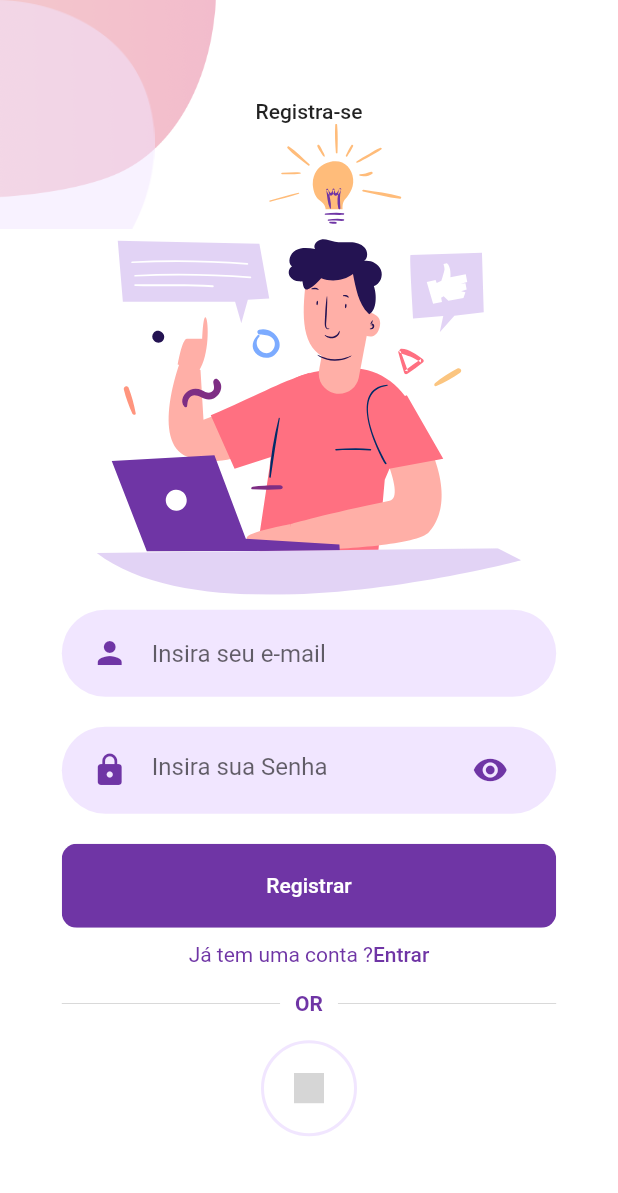
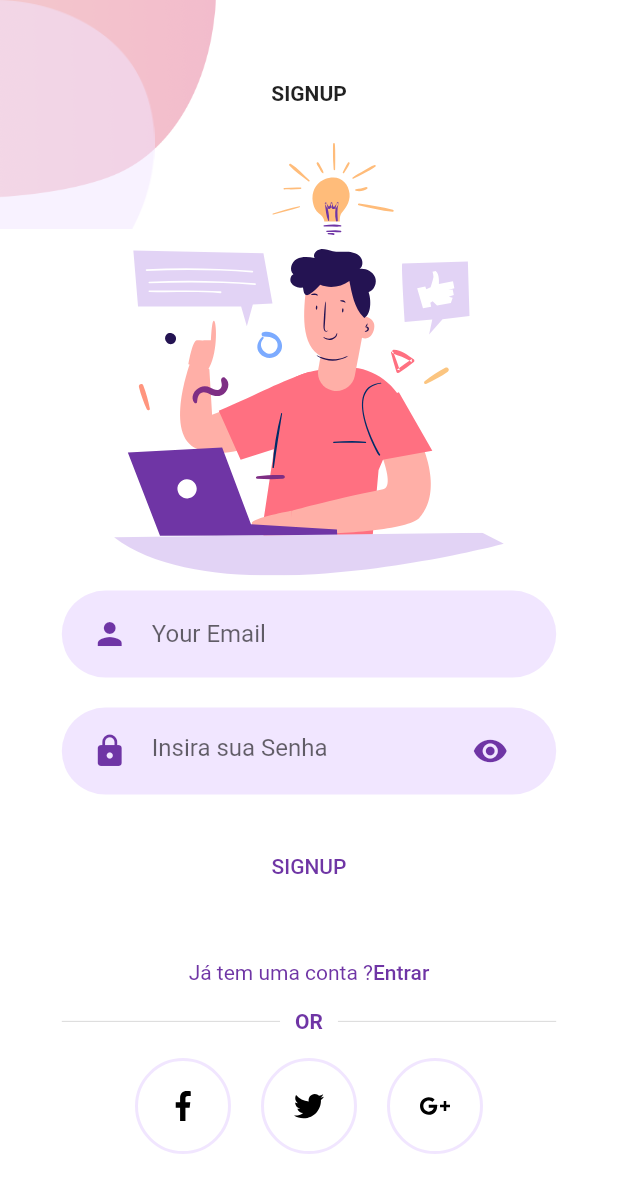
Before and after one commit to gabrielbucalon/login_auth, a Flutter app: the SignUpScreen screen opened directly, on a phone screen of 412 x 824 dp. Shown: the top 1193 px of the screen. Run offline on Flutter 3.47's test engine with Material 2 defaults, Android fonts, the phone set to English and light mode, and no system bars; our stand-ins replace flutter_svg; grey boxes are pictures that could not be loaded.

Commit message:
<fix> - adjust no body signup :/

```diff
--- a/lib/Screens/Signup/components/body.dart
+++ b/lib/Screens/Signup/components/body.dart
@@ -7,51 +7,72 @@ import 'package:flutter_auth/components/already_have_an_account_acheck.dart';
 import 'package:flutter_auth/components/rounded_button.dart';
 import 'package:flutter_auth/components/rounded_input_field.dart';
 import 'package:flutter_auth/components/rounded_password_field.dart';
-import 'package:flutter_auth/constants.dart';
 import 'package:flutter_svg/svg.dart';
 
 class Body extends StatelessWidget {
-  final Widget child;
-
-  const Body({Key key, @required this.child}) : super(key: key);
   @override
   Widget build(BuildContext context) {
+    Size size = MediaQuery.of(context).size;
     return Background(
+      child: SingleChildScrollView(
         child: Column(
           mainAxisAlignment: MainAxisAlignment.center,
           children: <Widget>[
             Text(
-            "Registra-se",
-            style: TextStyle(fontWeight: FontWeight.w500),
+              "SIGNUP",
+              style: TextStyle(fontWeight: FontWeight.bold),
             ),
-          SvgPicture.asset("assets/icons/signup.svg"),
+            SizedBox(height: size.height * 0.03),
+            SvgPicture.asset(
+              "assets/icons/signup.svg",
+              height: size.height * 0.35,
+            ),
             RoundedInputField(
-            hintText: "Insira seu e-mail",
+              hintText: "Your Email",
               onChanged: (value) {},
             ),
-          RoundedPasswordField(onChanged: (value) {}),
+            RoundedPasswordField(
+              onChanged: (value) {},
+            ),
             RoundedButton(
-              text: "Registrar",
+              text: "SIGNUP",
               press: () {},
-              color: kPrimaryColor,
-              textColor: Colors.white),
+            ),
+            SizedBox(height: size.height * 0.03),
             AlreadyHaveAnAccountCheck(
               login: false,
               press: () {
-              Navigator.push(context, MaterialPageRoute(builder: (context) {
+                Navigator.push(
+                  context,
+                  MaterialPageRoute(
+                    builder: (context) {
                       return LoginScreen();
-              }));
+                    },
+                  ),
+                );
               },
             ),
             OrDivider(),
             Row(
               mainAxisAlignment: MainAxisAlignment.center,
               children: <Widget>[
-              SocalIcon(press: () {}, iconSrc: "aseets/icons/facebook.svg"),
+                SocalIcon(
+                  iconSrc: "assets/icons/facebook.svg",
+                  press: () {},
+                ),
+                SocalIcon(
+                  iconSrc: "assets/icons/twitter.svg",
+                  press: () {},
+                ),
+                SocalIcon(
+                  iconSrc: "assets/icons/google-plus.svg",
+                  press: () {},
+                ),
               ],
             )
           ],
         ),
+      ),
     );
   }
 }
--- a/lib/Screens/Signup/signup_screen.dart
+++ b/lib/Screens/Signup/signup_screen.dart
@@ -4,6 +4,6 @@ import 'components/body.dart';
 class SignUpScreen extends StatelessWidget {
   @override
   Widget build(BuildContext context) {
-    return Scaffold(body: Body(child: Column()));
+    return Scaffold(body: Body());
   }
 }
```
Also changed, not shown: assets/icons/twitter.svg (renamed from assets/icons/iconmonstr-twitter-1.svg). Lines whose indentation alone changed are shown as unchanged.
